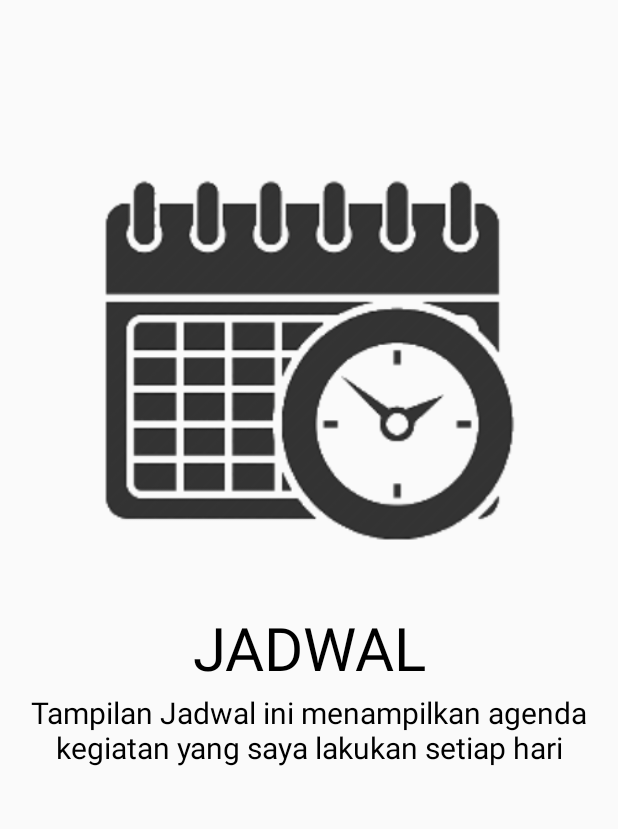
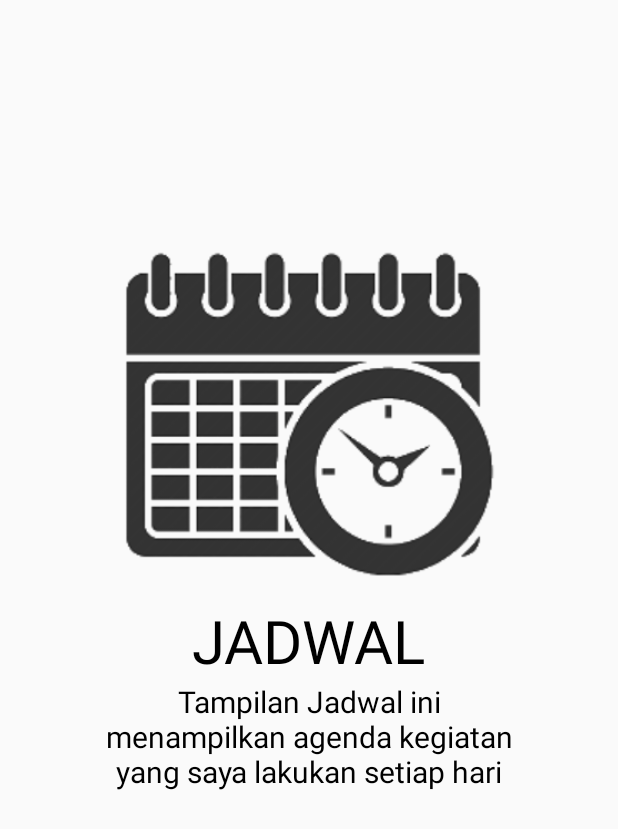
Before and after one commit to adoylolo/UTS-AKB-PRAKTIKUM, an Android app: the layout fragment_second.xml on its own in the app's theme, with its tools: preview values and no code run, on a phone screen of 412 x 824 dp. Shown: the top 829 px of the screen. Run offline under Robolectric (Android 15) with nearby library versions, the light colour scheme and no system bars.

Commit message:
UTS AKB PRAKTIKUM (7)

```diff
--- a/app/src/main/res/layout/fragment_second.xml
+++ b/app/src/main/res/layout/fragment_second.xml
@@ -5,31 +5,38 @@
     android:layout_height="match_parent"
     tools:context=".FragmentWalkthrough.SecondFragment">
 
-    <TextView
+    <RelativeLayout
         android:layout_width="match_parent"
-        android:layout_height="match_parent"
-        android:gravity="center"
-        android:paddingTop="40dp"
-        android:textSize="40sp"
-        android:textColor="#000000"
-        android:text="@string/jadwal_walkthrough" />
+        android:layout_height="match_parent">
 
-    <ImageView
-        android:id="@+id/imageView2"
-        android:layout_width="match_parent"
-        android:layout_height="278dp"
-        android:layout_marginTop="100dp"
-        android:src="@drawable/jadwal_walkthrough" />
+        <ImageView
+            android:id="@+id/imageView2"
+            android:layout_width="match_parent"
+            android:layout_height="250dp"
+            android:layout_marginTop="150dp"
+            android:gravity="center"
+            android:src="@drawable/jadwal_walkthrough" />
 
-    <TextView
-        android:layout_width="match_parent"
-        android:layout_height="match_parent"
-        android:gravity="center"
-        android:paddingStart="20dp"
-        android:paddingTop="150dp"
-        android:paddingEnd="20dp"
-        android:text="@string/text_jadwal_walkthrough"
-        android:textColor="#000000"
-        android:textSize="20sp" />
+        <TextView
+            android:id="@+id/text1"
+            android:layout_width="wrap_content"
+            android:layout_height="wrap_content"
+            android:layout_below="@+id/imageView2"
+            android:layout_centerHorizontal="true"
+            android:textSize="40sp"
+            android:textColor="#000000"
+            android:text="@string/jadwal_walkthrough" />
+
+        <TextView
+            android:layout_width="300dp"
+            android:layout_height="wrap_content"
+            android:layout_below="@+id/text1"
+            android:layout_centerHorizontal="true"
+            android:textSize="20sp"
+            android:textColor="#000000"
+            android:textAlignment="center"
+            android:text="@string/text_jadwal_walkthrough" />
+
+    </RelativeLayout>
 
 </FrameLayout>
--- a/app/src/main/res/values/strings.xml
+++ b/app/src/main/res/values/strings.xml
@@ -10,4 +10,5 @@
     <string name="profile_walkthrough">PROFILE</string>
     <string name="text_profile_walkthrough">Tampilan Profil ini menampilkan deskripsi tentang saya dan juga kontak maupun media sosial yang saya gunakan</string>
     <string name="title_media">Media Player</string>
+    <string name="visita"></string>
 </resources>
```
Also changed, not shown: app/src/main/java/com/muhammadfarhaan/apps/farhaanapps/Adapter/AdapterPicture.kt (deleted, +0 -32 lines), app/src/main/java/com/muhammadfarhaan/apps/farhaanapps/Adapter/RecyclerPicture.kt (deleted, +0 -50 lines), app/src/main/java/com/muhammadfarhaan/apps/farhaanapps/FragmentMenu/FragmentMedia/MusicFragment.kt (+33 -1 lines), app/src/main/java/com/muhammadfarhaan/apps/farhaanapps/FragmentMenu/FragmentMedia/VideoFragment.kt (+33 -3 lines), app/src/main/java/com/muhammadfarhaan/apps/farhaanapps/FragmentMenu/PictureFragment.kt (deleted, +0 -90 lines), app/src/main/java/com/muhammadfarhaan/apps/farhaanapps/MainMenu.kt (+15 -29 lines), app/src/main/java/com/muhammadfarhaan/apps/farhaanapps/Model/ModelPicture.kt (deleted, +0 -20 lines), app/src/main/res/layout/fragment_first.xml (+24 -18 lines), app/src/main/res/layout/fragment_music.xml (+13 -1 lines), app/src/main/res/layout/fragment_third.xml (+31 -23 lines), app/src/main/res/layout/fragment_video.xml (+13 -1 lines), 3 other files.
